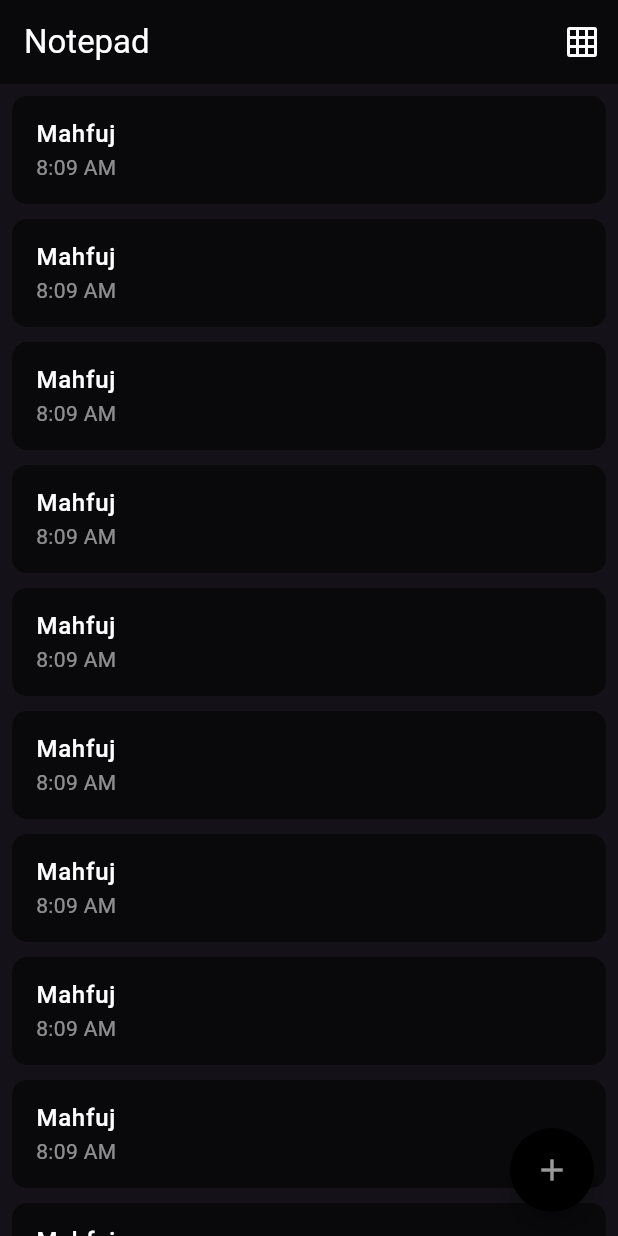
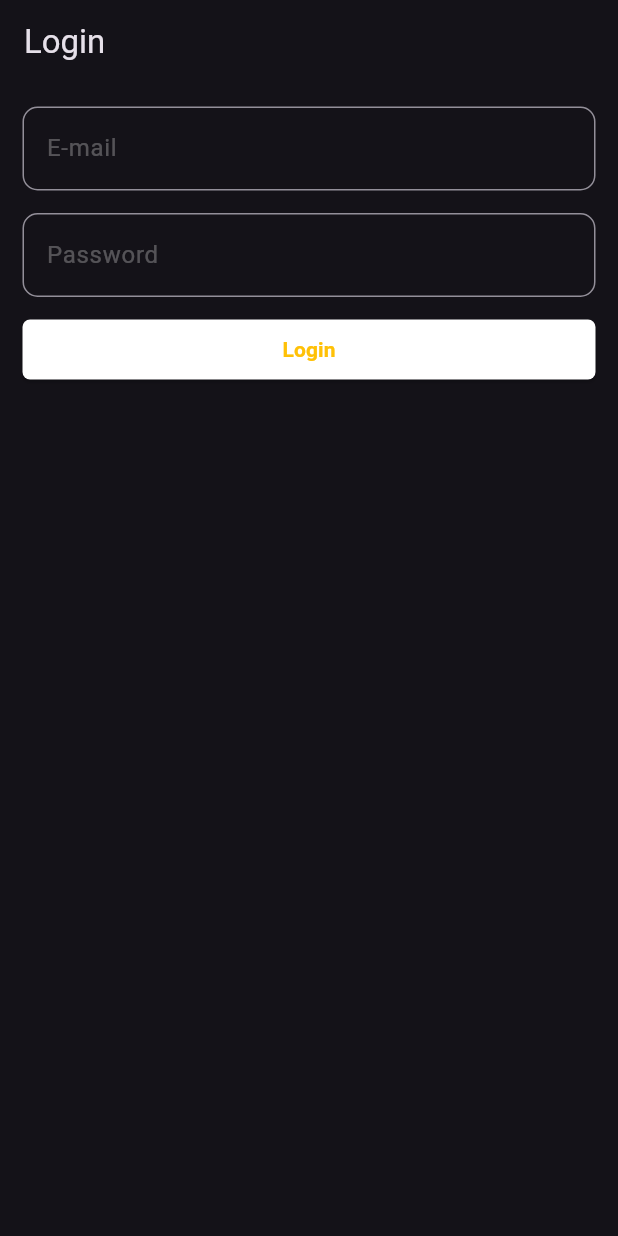
Before and after one commit to Mahfujur1598/note_pad, a Flutter app: the screen it shows after launch, on a phone screen of 412 x 824 dp. Run offline on Flutter 3.47's test engine with Material 3 defaults, Android fonts, the phone set to English and light mode, and no system bars; our stand-ins replace firebase_core, get, get_storage, shared_preferences; accounts and stored records are empty.

Commit message:
Added new changes

```diff
--- /dev/null
+++ b/lib/controllers/login_controller.dart
@@ -0,0 +1,79 @@
+import 'dart:async';
+
+import 'package:flutter/material.dart';
+import 'package:get/get.dart';
+import 'package:get_storage/get_storage.dart';
+import 'package:note_pad/views/home/home.dart';
+
+class LoginController extends GetxController {
+  //RxString email = RxString('');
+  //var email = ''.obs;
+  //RxString email = ''.obs;
+
+  RxString email = RxString('');
+  RxString password = RxString('');
+
+  RxBool isLogging = RxBool(false);
+
+  Map validLoginDetails = {
+    'email': 'mahfujur1598@gmail.com',
+    'password': '12345678',
+
+    'response': {
+      'token': 'jfryhguyetrf',
+      'user': {
+        'name': 'Mahfuj',
+        'phone': '01723381598'
+      }
+    }
+  };
+
+  final box = GetStorage();
+
+
+
+
+   Future login() async {
+    if (email.isEmpty || password.isEmpty) {
+      return Get.snackbar(
+        'Error',
+        'All field is required.',
+        colorText: Colors.white,
+      );
+    }
+
+    if (!GetUtils.isEmail(email.value)) {
+      return Get.snackbar('Error', 'Your E-mail is Invalid.');
+    }
+
+    isLogging.value = true;
+
+    Timer(Duration(seconds: 1), (){
+
+      isLogging.value = false;
+
+      if(validLoginDetails['email'] != email.value){
+        Get.snackbar('Error', 'Your email is invalid.');
+        return;
+      }
+      if(validLoginDetails['password'] != password.value){
+        Get.snackbar('Error', 'Your password is incorrect.');
+        return;
+      }
+
+
+      // Login Success
+      final response = validLoginDetails['response'];
+
+      //print(response);
+
+      box.write('token', response['token']).then((value)=>print('Token Stored'));
+
+       Get.offAll(() => HomePage());
+
+
+    });
+
+
+  }
+}
--- a/lib/main.dart
+++ b/lib/main.dart
@@ -1,11 +1,22 @@
 
 
-import 'package:flutter/cupertino.dart';
+import 'package:firebase_core/firebase_core.dart';
 import 'package:flutter/material.dart';
 import 'package:get/get.dart';
-import 'package:note_pad/views/home/home.dart';
+import 'package:get_storage/get_storage.dart';
+import 'package:note_pad/firebase_options.dart';
+import 'package:note_pad/views/splash/splash.dart';
 
-void main(){
+void main () async{
+
+  WidgetsFlutterBinding.ensureInitialized();
+
+  await GetStorage.init();
+
+  await Firebase.initializeApp(
+    options: DefaultFirebaseOptions.currentPlatform
+  );
+
   runApp(MyApp());
 }
 
@@ -18,7 +29,7 @@ class MyApp extends StatelessWidget {
       title: 'Note Pad',
       debugShowCheckedModeBanner: false,
       theme: ThemeData.dark(),
-      home: HomePage(),
+      home: SplashView(),
     );
   }
 }
--- /dev/null
+++ b/lib/views/auth/auth/login.dart
@@ -0,0 +1,82 @@
+import 'package:flutter/material.dart';
+import 'package:get/get.dart';
+import 'package:note_pad/controllers/login_controller.dart';
+
+class LoginView extends StatelessWidget {
+  const LoginView({super.key});
+
+  @override
+  Widget build(BuildContext context) {
+
+    final controller = Get.put(LoginController());
+
+
+
+    return Scaffold(
+      appBar: AppBar(title: Text('Login')),
+      body: Padding(
+        padding: EdgeInsets.all(15),
+        child: Obx(()=>ListView(
+          children: [
+            TextFormField(
+              onChanged: (value){
+                controller.email.value = value;
+              },
+
+              decoration: InputDecoration(
+                labelText: 'E-mail',
+                labelStyle: TextStyle(color: Colors.white.withAlpha(70)),
+                border: OutlineInputBorder(
+                  borderRadius: BorderRadius.circular(10),
+                ),
+              ),
+            ),
+
+            SizedBox(height: 15),
+
+            TextFormField(
+                onChanged: (value){
+                  controller.password.value = value;
+                },
+              obscureText: true,
+              decoration: InputDecoration(
+                labelText: 'Password',
+                labelStyle: TextStyle(color: Colors.white.withAlpha(70)),
+
+                border: OutlineInputBorder(
+                  borderRadius: BorderRadius.circular(10),
+                ),
+              ),
+            ),
+
+            SizedBox(height: 15),
+
+            SizedBox(
+              width: double.infinity,
+              height: 40,
+              child: ElevatedButton(
+                style: ElevatedButton.styleFrom(
+                  backgroundColor: Colors.white,
+                  shape: RoundedRectangleBorder(
+                    borderRadius: BorderRadius.circular(5),
+                  ),
+                ),
+                onPressed: () => controller.login(),
+                child: controller.isLogging.value ? Padding(
+                  padding: const EdgeInsets.all(8.0),
+                  child: CircularProgressIndicator(
+                    color: Colors.black,
+                  ),
+                ) : Text('Login', style: TextStyle(color: Colors.amber,fontWeight: FontWeight.bold)),
+              ),
+            ),
+          ],
+
+
+
+
+        )),
+      ),
+    );
+  }
+}
--- a/pubspec.yaml
+++ b/pubspec.yaml
@@ -35,6 +35,9 @@ dependencies:
   # Use with the CupertinoIcons class for iOS style icons.
   cupertino_icons: ^1.0.8
   get:
+  shared_preferences: ^2.5.3
+  get_storage:
+  firebase_core:
 
 dev_dependencies:
   flutter_test:
```
Also changed, not shown: lib/controllers/notes_controller.dart (added, +97 -0 lines), lib/models/note_model.dart (added, +36 -0 lines), lib/views/create/create.dart (added, +73 -0 lines), lib/views/edit/edit.dart (added, +87 -0 lines), lib/views/home/home.dart (+123 -19 lines), lib/views/splash/splash.dart (added, +67 -0 lines), firebase.json (added), lib/controllers/home_controllers.dart (line endings or trailing spaces), lib/firebase_options.dart (added), pubspec.lock, 7 other files.
